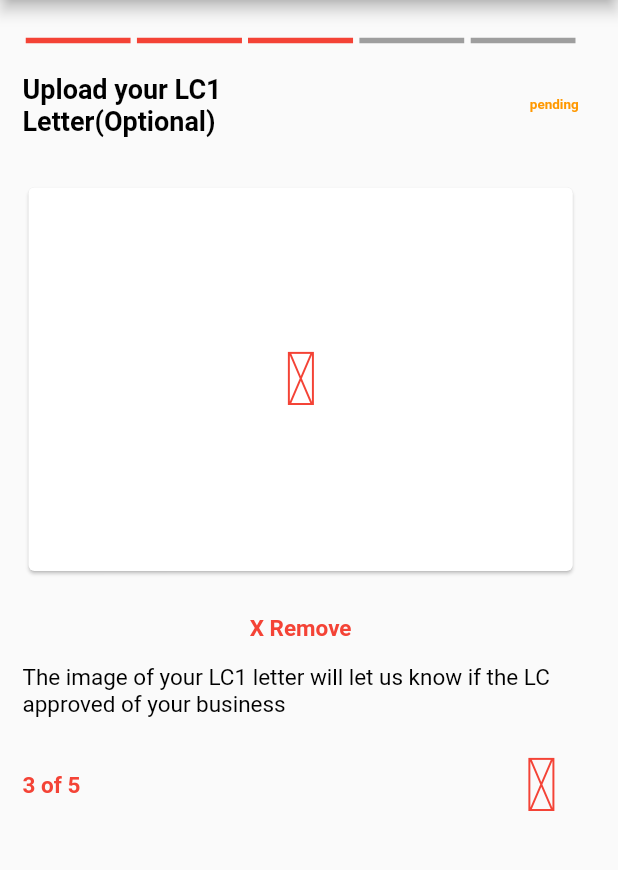
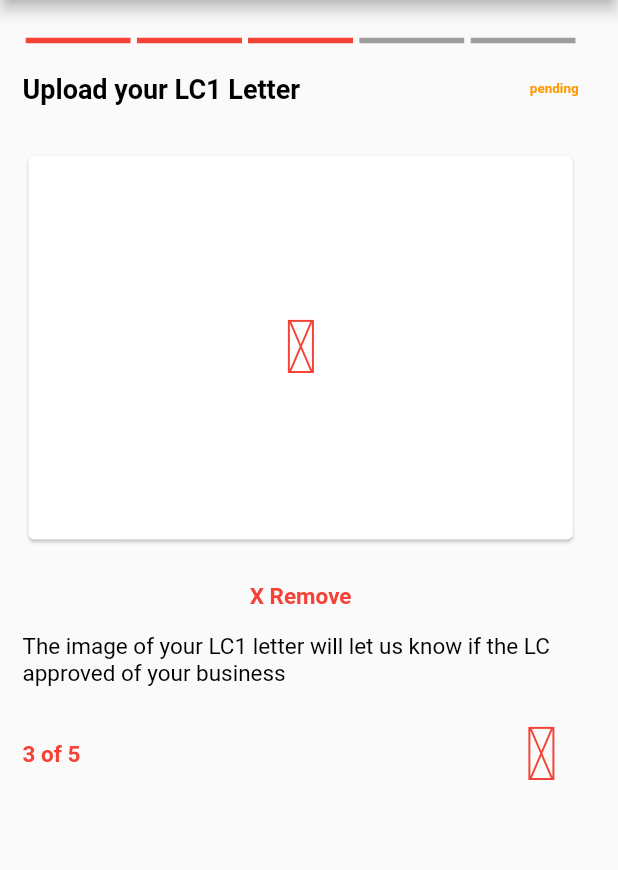
Before and after one commit to wampet/CHAPCHAP-KYC-frontend, a Flutter app: the LcLetter screen opened by its route, on a phone screen of 412 x 824 dp, the part 84-954 px from its top. Run offline on Flutter 3.47's test engine with Material 2 defaults, Android fonts, the light colour scheme and no system bars; drawn by our look-alikes of step_progress_indicator; our stand-ins replace dotted_border, image_picker, permission_handler, sizer; project files that could hold a hidden picture were left out.

Commit message:
Pulled Peters work

```diff
--- a/lib/pages/lc1_letter.dart
+++ b/lib/pages/lc1_letter.dart
@@ -69,18 +69,26 @@ class _LcLetterState extends State<LcLetter> {
                 ),
                 Row(
                   mainAxisAlignment: MainAxisAlignment.spaceBetween,
-                  children: const [
-                    Text('Upload your LC1 \nLetter(Optional) ',
+                  children: <Widget> [
+                    Text('Upload your LC1 Letter ',
                         style: TextStyle(
                           color: Colors.black,
                           fontSize: 18,
                           fontWeight: FontWeight.bold,
                         )),
-                    Text('pending',
-                        style: TextStyle(
-                            color: Colors.orange,
-                            fontWeight: FontWeight.bold,
-                            fontSize: 9))
+                        if(_image==null)
+                         Text('pending',
+                              style: TextStyle(
+                                  color: Colors.orange,
+                                  fontWeight: FontWeight.bold,
+                                  fontSize: 9)),
+                        if(_image!=null)
+                         Text('Verified',
+                              style: TextStyle(
+                                  color: Colors.green,
+                                  fontWeight: FontWeight.bold,
+                                  fontSize: 9)),
+
                   ],
                 ),
                 Container(
--- a/lib/pages/upload_selfie.dart
+++ b/lib/pages/upload_selfie.dart
@@ -60,7 +60,7 @@ class _BusinessSelfieState extends State<BusinessSelfie>  {
                     margin: const EdgeInsets.fromLTRB(0, 20, 0, 0),
                     padding: const EdgeInsets.fromLTRB(0, 0, 0, 0),
                     child: const StepProgressIndicator(
-                        totalSteps: 4,
+                        totalSteps: 5,
                         currentStep: 1,
                         selectedColor: Colors.red,
                         unselectedColor: Colors.grey),
```
Also changed, not shown: lib/pages/business_location.dart (+14 -12 lines).
